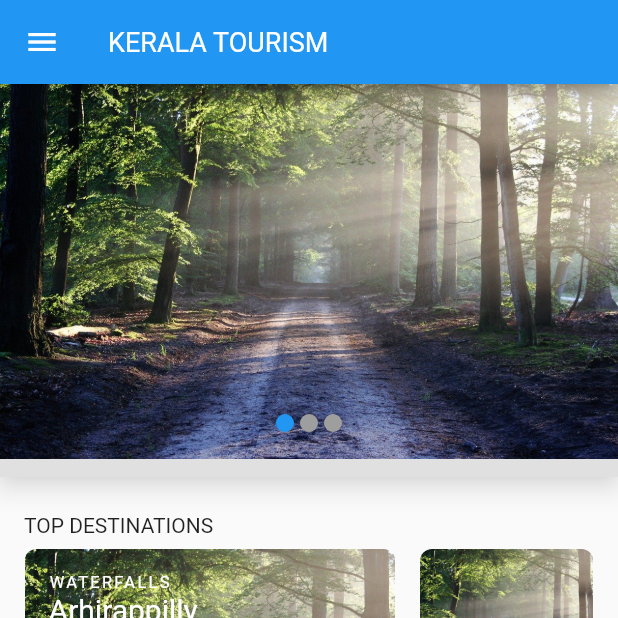
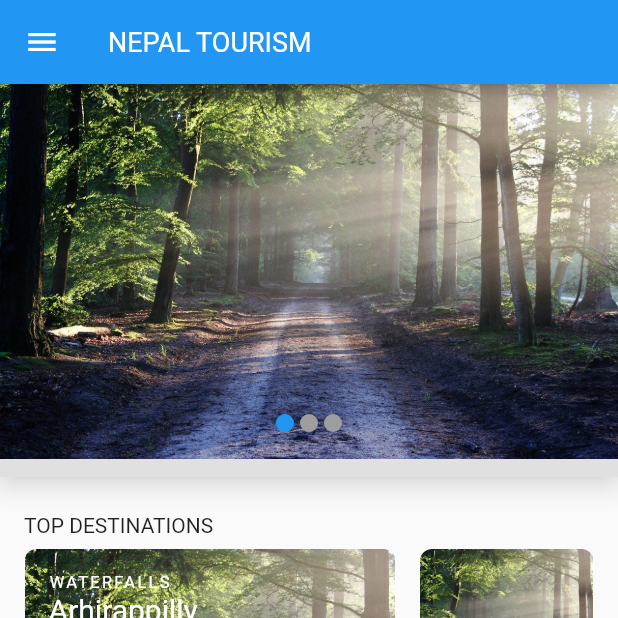
Before and after one commit to sunpra1/tourism, a Flutter app: the screen it shows after launch, on a phone screen of 412 x 824 dp, the top half of it. Run offline on Flutter 3.47's test engine with Material 2 defaults, Android fonts, the light colour scheme and no system bars; our stand-ins replace font_awesome_flutter; Roboto replaces fonts that are missing (Sans).

Commit message:
App title renamed

```diff
--- a/lib/widgets/app_drawer.dart
+++ b/lib/widgets/app_drawer.dart
@@ -62,7 +62,7 @@ class AppDrawerBanner extends StatelessWidget {
                 crossAxisAlignment: CrossAxisAlignment.start,
                 children: [
                   Text(
-                    "KERALA TOURISM",
+                    "NEPAL TOURISM",
                     style: Theme.of(context)
                         .textTheme
                         .titleLarge
--- a/lib/widgets/my_app_bar.dart
+++ b/lib/widgets/my_app_bar.dart
@@ -1,7 +1,7 @@
 import 'package:flutter/material.dart';
 
 class MyAppBar extends StatelessWidget implements PreferredSizeWidget {
-  static const String appTitle = "KERALA TOURISM";
+  static const String appTitle = "NEPAL TOURISM";
   final String? title;
 
   MyAppBar({Key? key, this.title}) : super(key: key);
```
